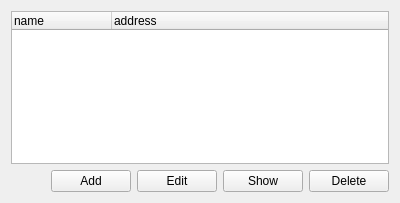
Above: examples/demo/tutorial/client/customers.ui from Wolframe/Wolframe before the change. Below: the same form after it.
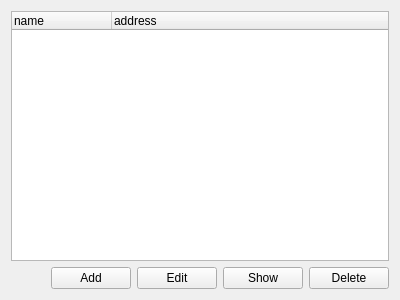
That is the form after the change.

What changed in the file:
```diff
--- a/examples/demo/tutorial/client/customers.ui
+++ b/examples/demo/tutorial/client/customers.ui
@@ -7,7 +7,7 @@
     <x>0</x>
     <y>0</y>
     <width>400</width>
-    <height>203</height>
+    <height>300</height>
    </rect>
   </property>
   <property name="windowTitle">
```
Left out of the diff: 29 changed lines with no effect on the pictures.
